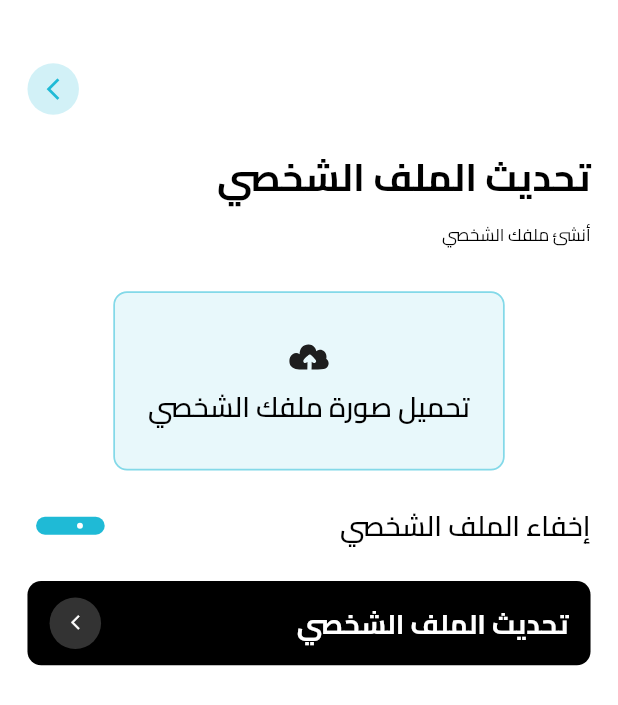
After one commit to ahmedhegazee-freelancer/rayek-mobile, a Flutter app: the EditProfileForm screen opened directly, on a phone screen of 412 x 824 dp. The commit adds this screen. Shown: the top 705 px of the screen. Run offline on Flutter 3.47's test engine with Material 3 defaults, Android fonts, the phone set to English and light mode, and no system bars; drawn by our look-alikes of flutter_switch; our stand-ins replace bloc, cached_network_image, circular_countdown_timer, connectivity_plus, device_preview, easy_localization and 8 more; accounts and stored records are empty.

Commit message:
edit profile start

```diff
--- a/assets/translations/ar.json
+++ b/assets/translations/ar.json
@@ -58,6 +58,11 @@
     "chat_consultation": "دردشة",
  "search_here": "ابحث هنا",
  "online": "متصل",
-    "offline": "غير متصل"
+    "offline": "غير متصل",
+ "update_profile": "تحديث الملف الشخصي",
+ "create_your_profile": "أنشئ ملفك الشخصي",
+ "upload_image": "تحميل صورة ملفك الشخصي",
+ "hide_status": "إخفاء الملف الشخصي",
+ "save_data": "حفظ البيانات"
 
 }
--- a/assets/translations/en.json
+++ b/assets/translations/en.json
@@ -59,5 +59,10 @@
   "chat_consultation": "Chat consultation",
   "search_here": "Search here ...",
   "online": "Online",
-    "offline": "Offline"
+    "offline": "Offline",
+  "update_profile": "Update Profile",
+  "create_your_profile": "Create your profile",
+  "upload_image": "Upload your profile image",
+  "hide_status": "Hide profile ",
+  "save_data": "Save data"
 }
--- a/lib/core/constants/strings.dart
+++ b/lib/core/constants/strings.dart
@@ -61,6 +61,12 @@ class Strings{
   static String searchHere = "search_here";
   static String online = "online";
   static String offline = "offline";
+  static String updateProfile = "update_profile";
+  static String createYourProfile = "create_your_profile";
+  static String uploadImage = "upload_image";
+  static String hideStatus = "hide_status";
+  static String saveData = "save_data";
+
 
 
 
--- a/lib/features/consultant_page/form.dart
+++ b/lib/features/consultant_page/form.dart
@@ -4,7 +4,9 @@ import 'package:flutter_screenutil/flutter_screenutil.dart';
 import 'package:flutter_svg/flutter_svg.dart';
 import 'package:rayik/core/constants/dimensions.dart';
 import 'package:rayik/core/constants/icon_manager.dart';
+import 'package:rayik/core/router/router.dart';
 import 'package:rayik/features/consultant_page/utils/details_container.dart';
+import 'package:rayik/features/edit_profile/form.dart';
 import 'package:rayik/widgets/custom_button.dart';
 import 'package:rayik/widgets/sliver_page.dart';
 import '../../core/constants/color_manager.dart';
@@ -143,7 +145,8 @@ class ConsultantForm extends StatelessWidget {
 
               /////////////// Button
               SizedBox(height: 20.h),
-              const _BookButton(),
+              _BookButton(),
+
             ],
           )),
     );
--- a/lib/features/consultant_page/utils/book_button.dart
+++ b/lib/features/consultant_page/utils/book_button.dart
@@ -1,15 +1,13 @@
-part of'../form.dart';
-
+part of '../form.dart';
 
 class _BookButton extends StatelessWidget {
-  const _BookButton({
-    super.key,
-  });
 
   @override
   Widget build(BuildContext context) {
     return CustomButton(
-      onTap: () {},
+      onTap: () {
+        MagicRouter.navigateTo(const EditProfileForm());
+      },
       text: Strings.bookConsultation.tr(),
       textStyle: AppTextStyle.buttonBlackStyle,
       color: Colors.black,
@@ -19,8 +17,21 @@ class _BookButton extends StatelessWidget {
       height: 47.h,
       borderWidth: 0.0,
       borderColor: Colors.transparent,
-      iconData: CircleAvatar(
-        backgroundColor: Colors.white.withOpacity(.3),
+      iconData: const BackIconInButton(),
+      isGap: true,
+    );
+  }
+}
+
+class BackIconInButton extends StatelessWidget {
+  const BackIconInButton({
+    super.key,
+  });
+
+  @override
+  Widget build(BuildContext context) {
+    return CircleAvatar(
+      backgroundColor: Colors.white.withOpacity(.2),
       radius: 15.r,
       child: Icon(
         context.locale == const Locale('en')
@@ -29,8 +40,6 @@ class _BookButton extends StatelessWidget {
         color: Colors.white,
         size: 10.w,
       ),
-      ),
-      isGap: true,
     );
   }
 }
--- /dev/null
+++ b/lib/features/edit_profile/form.dart
@@ -0,0 +1,74 @@
+import 'package:easy_localization/easy_localization.dart';
+import 'package:flutter/material.dart';
+import 'package:flutter_screenutil/flutter_screenutil.dart';
+import 'package:flutter_svg/flutter_svg.dart';
+import 'package:flutter_switch/flutter_switch.dart';
+import 'package:image_picker/image_picker.dart';
+import 'package:rayik/core/constants/color_manager.dart';
+import 'package:rayik/core/constants/dimensions.dart';
+import 'package:rayik/core/constants/icon_manager.dart';
+import 'package:rayik/core/theme/fonts_style.dart';
+import 'package:rayik/widgets/back_button.dart';
+import 'package:rayik/widgets/custom_button.dart';
+import 'package:shimmer/shimmer.dart';
+import '../../core/constants/strings.dart';
+import '../consultant_page/form.dart';
+
+part 'utils/save_button.dart';
+part 'utils/hide_status.dart';
+part 'utils/upload_image.dart';
+part 'utils/profile_form.dart';
+
+
+class EditProfileForm extends StatelessWidget {
+  const EditProfileForm({super.key});
+
+  @override
+  Widget build(BuildContext context) {
+    return Scaffold(
+      body: Padding(
+        padding: EdgeInsets.all(Dimensions.defaultPadding),
+        child: ListView(
+          children: [
+            SizedBox(height: 20.h),
+            Row(
+              mainAxisAlignment: MainAxisAlignment.end,
+              children: [
+                CircleAvatar(
+                  radius: 15.r,
+                  backgroundColor: ColorManager.primaryColor.withOpacity(.2),
+                  child: Center(
+                    child:  CustomBackButton(
+                      size: 15.sp,
+                      color: ColorManager.primaryColor,
+                      isColored: true,
+                      iosOnly: true,
+                    ),
+                  ),
+                ),
+              ],
+            ),
+            SizedBox(height: 20.h),
+            Text(
+              Strings.updateProfile.tr(),
+              style: AppTextStyle.h1,
+            ),
+            SizedBox(height: 10.h),
+            Text(
+              Strings.createYourProfile.tr(),
+              style: AppTextStyle.h6,
+            ),
+            SizedBox(height: 25.h),
+            // Upload Image
+            _UploadContainer(),
+            SizedBox(height: 20.h),
+            const _HideStatus(),
+            SizedBox(height: 20.h),
+            _ButtonSave(),
+
+          ],
+        ),
+      ),
+    );
+  }
+}
--- /dev/null
+++ b/lib/features/edit_profile/utils/hide_status.dart
@@ -0,0 +1,34 @@
+part of'../form.dart';
+
+
+class _HideStatus extends StatelessWidget {
+  const _HideStatus({
+    super.key,
+  });
+
+  @override
+  Widget build(BuildContext context) {
+    return Row(
+      mainAxisAlignment: MainAxisAlignment.spaceBetween,
+      children: [
+        Text(
+          Strings.hideStatus.tr(),
+          style: AppTextStyle.h3,
+        ),
+        SizedBox(
+          height: 10.h,
+          width: 50.w,
+          child: FlutterSwitch(
+            height: 20.h,
+            width: 40.w,
+            value: true,
+            onToggle: (value) {},
+            activeColor: ColorManager.primaryColor,
+          ),
+
+        ),
+
+      ],
+    );
+  }
+}
--- /dev/null
+++ b/lib/features/edit_profile/utils/profile_form.dart
@@ -0,0 +1,11 @@
+part of'../form.dart';
+
+
+class ProfileForm extends StatelessWidget {
+  const ProfileForm({super.key});
+
+  @override
+  Widget build(BuildContext context) {
+    return const Placeholder();
+  }
+}
--- /dev/null
+++ b/lib/features/edit_profile/utils/save_button.dart
@@ -0,0 +1,14 @@
+part of'../form.dart';
+class _ButtonSave extends StatelessWidget {
+
+  @override
+  Widget build(BuildContext context) {
+    return CustomButton(
+      text: Strings.updateProfile.tr(),
+      onTap: () {},
+      isGap: true ,
+      iconData: const BackIconInButton(),
+
+    );
+  }
+}
--- /dev/null
+++ b/lib/features/edit_profile/utils/upload_image.dart
@@ -0,0 +1,89 @@
+part of'../form.dart';
+
+
+class _UploadContainer extends StatefulWidget {
+  @override
+  _UploadContainerState createState() => _UploadContainerState();
+}
+
+class _UploadContainerState extends State<_UploadContainer> {
+  Future<void>? _uploadFuture;
+
+  Future<void> uploadImage() async {
+    final ImagePicker _picker = ImagePicker();
+    // Pick an image
+    final XFile? image = await _picker.pickImage(source: ImageSource.gallery);
+
+    if (image == null) {
+      return;
+    }
+  }
+
+  @override
+  Widget build(BuildContext context) {
+    return Padding(
+      padding: EdgeInsets.symmetric(horizontal: 50.w),
+      // Image Profile
+      child: GestureDetector(
+        onTap: () {
+          setState(() {
+            _uploadFuture = uploadImage();
+          });
+        },
+        child: FutureBuilder<void>(
+          future: _uploadFuture,
+          builder: (BuildContext context, AsyncSnapshot<void> snapshot) {
+            if (snapshot.connectionState == ConnectionState.waiting) {
+              return Shimmer.fromColors(
+                baseColor: ColorManager.primaryColor.withOpacity(.1),
+                highlightColor: ColorManager.primaryColor.withOpacity(.2),
+                child: Container(
+                  height: 100.h,
+                  width: 100.w,
+                  decoration: BoxDecoration(
+                    border: Border.all(
+                      color: ColorManager.primaryColor.withOpacity(.5),
+                      width: 1.w,
+                    ),
+                    color: ColorManager.primaryColor.withOpacity(.1),
+                    borderRadius: BorderRadius.circular(Dimensions.buttonRadius),
+                  ),
+                ),
+              );
+            } else {
+              return Container(
+                height: 100.h,
+                width: 100.w,
+                decoration: BoxDecoration(
+                  border: Border.all(
+                    color: ColorManager.primaryColor.withOpacity(.5),
+                    width: 1.w,
+                  ),
+                  color: ColorManager.primaryColor.withOpacity(.1),
+                  borderRadius: BorderRadius.circular(Dimensions.buttonRadius),
+                ),
+                child: Column(
+                  mainAxisAlignment: MainAxisAlignment.center,
+                  children: [
+                    Center(
+                      child: SvgPicture.asset(
+                        IconManager.uploadImage,
+                        height: 24.h,
+                        width: 24.w,
+                      ),
+                    ),
+                    SizedBox(height: 5.h),
+                    Text(
+                      Strings.uploadImage.tr(),
+                      style: AppTextStyle.h3,
+                    ),
+                  ],
+                ),
+              );
+            }
+          },
+        ),
+      ),
+    );
+  }
+}
--- a/lib/widgets/back_button.dart
+++ b/lib/widgets/back_button.dart
@@ -1,4 +1,5 @@
 import 'package:easy_localization/easy_localization.dart';
+import 'package:flutter_screenutil/flutter_screenutil.dart';
 import 'package:rayik/core/constants/app_constants.dart';
 import 'package:rayik/core/router/router.dart';
 import 'package:flutter/material.dart';
@@ -8,12 +9,14 @@ class CustomBackButton extends StatelessWidget {
   final bool? isColored;
   final bool? iosOnly;
   final double? radius;
+  final double? size;
 
   const CustomBackButton({
     this.color,
     this.isColored,
     this.iosOnly,
     this.radius,
+    this.size,
     super.key,
   });
 
@@ -38,6 +41,7 @@ class CustomBackButton extends StatelessWidget {
                       : Icons.arrow_back
                   : Icons.arrow_back_ios,
           color: isColored ?? false ? color : Colors.black,
+          size: size ?? 24.sp,
         ),
       ),
     );
--- a/pubspec.yaml
+++ b/pubspec.yaml
@@ -51,6 +51,9 @@ dependencies:
   cached_network_image: ^3.3.1
   shimmer: ^3.0.0
   page_transition: ^2.1.0
+  fl_country_code_picker: ^0.1.9+1
+  flutter_switch: ^0.3.2
+  image_picker: ^1.0.7
 
 
 
```
Also changed, not shown: pubspec.lock, 5 other files. Lines whose indentation alone changed are shown as unchanged.
